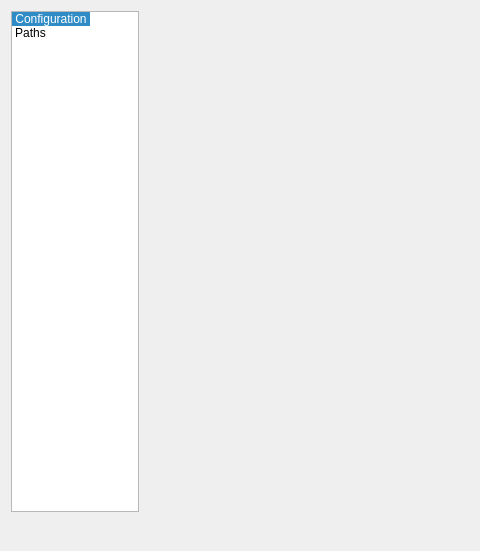
This is src/app/puzzle/dialogs/dialogpuzzlepreferences.ui in dismine/valentina as Qt 5 draws it before an edit; both pictures show x 0 to 480 and y 0 to 551 of the 851 by 551 pixel window. The edited form follows.
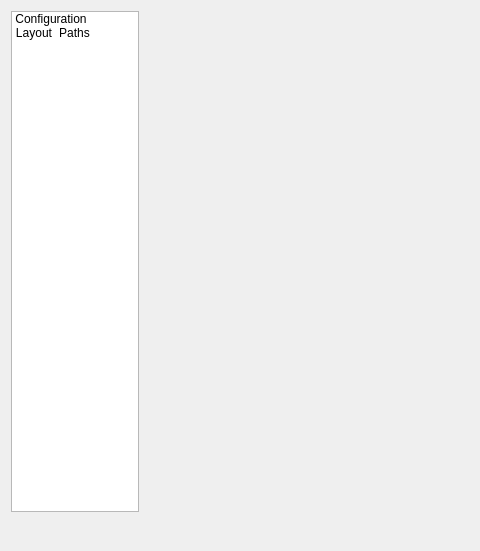
This is the edited form. Icons and pictures are not drawn.

Commit message: Default layout settings.

Diff of the .ui file:
```diff
--- a/src/app/puzzle/dialogs/dialogpuzzlepreferences.ui
+++ b/src/app/puzzle/dialogs/dialogpuzzlepreferences.ui
@@ -53,7 +53,7 @@
         <enum>QListView::IconMode</enum>
        </property>
        <property name="currentRow">
-        <number>0</number>
+        <number>-1</number>
        </property>
        <item>
         <property name="text">
@@ -70,6 +70,18 @@
          <set>ItemIsSelectable|ItemIsUserCheckable|ItemIsEnabled</set>
         </property>
        </item>
+       <item>
+        <property name="text">
+         <string>Layout</string>
+        </property>
+        <property name="textAlignment">
+         <set>AlignCenter</set>
+        </property>
+        <property name="icon">
+         <iconset resource="../../../libs/vmisc/share/resources/icon.qrc">
+          <normaloff>:/icon/layout.png</normaloff>:/icon/layout.png</iconset>
+        </property>
+       </item>
        <item>
         <property name="text">
          <string>Paths</string>
```
The commit also changes 27 other files.
